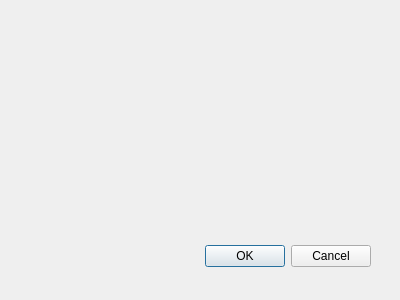
Qt form ui_projectsldplugin.ui (rduivenvoorde/projectsldplugin) before a commit.
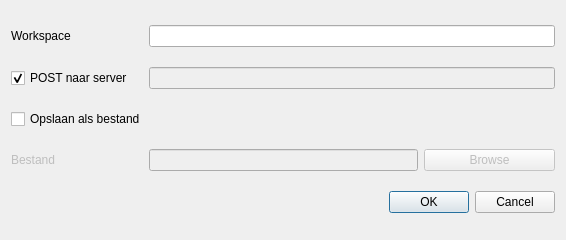
The same form after that commit.

Diff of the .ui file:
```diff
--- a/ui_projectsldplugin.ui
+++ b/ui_projectsldplugin.ui
@@ -1,33 +1,100 @@
 <ui version="4.0" >
  <class>ProjectSldPlugin</class>
- <widget class="QDialog" name="ProjectSldPlugin" >
-  <property name="geometry" >
+ <widget class="QDialog" name="ProjectSldPlugin">
+  <property name="geometry">
    <rect>
     <x>0</x>
     <y>0</y>
-    <width>400</width>
-    <height>300</height>
+    <width>566</width>
+    <height>240</height>
    </rect>
   </property>
   <property name="windowTitle" >
    <string>ProjectSldPlugin</string>
   </property>
-  <widget class="QDialogButtonBox" name="buttonBox" >
-   <property name="geometry" >
-    <rect>
-     <x>30</x>
-     <y>240</y>
-     <width>341</width>
-     <height>32</height>
-    </rect>
-   </property>
-   <property name="orientation" >
-    <enum>Qt::Horizontal</enum>
-   </property>
-   <property name="standardButtons" >
-    <set>QDialogButtonBox::Cancel|QDialogButtonBox::Ok</set>
-   </property>
-  </widget>
+  <layout class="QGridLayout" name="gridLayout">
+   <item row="7" column="3" colspan="2">
+    <widget class="QDialogButtonBox" name="buttonBox">
+     <property name="orientation">
+      <enum>Qt::Horizontal</enum>
+     </property>
+     <property name="standardButtons">
+      <set>QDialogButtonBox::Cancel|QDialogButtonBox::Ok</set>
+     </property>
+    </widget>
+   </item>
+   <item row="6" column="1">
+    <widget class="QLabel" name="lbl_filename">
+     <property name="enabled">
+      <bool>false</bool>
+     </property>
+     <property name="text">
+      <string>Bestand</string>
+     </property>
+    </widget>
+   </item>
+   <item row="5" column="1" colspan="2">
+    <widget class="QCheckBox" name="cbx_save_as_file">
+     <property name="text">
+      <string>Opslaan als bestand</string>
+     </property>
+     <property name="checked">
+      <bool>false</bool>
+     </property>
+    </widget>
+   </item>
+   <item row="6" column="4">
+    <widget class="QPushButton" name="btn_filename">
+     <property name="enabled">
+      <bool>false</bool>
+     </property>
+     <property name="text">
+      <string>Browse</string>
+     </property>
+    </widget>
+   </item>
+   <item row="6" column="2" colspan="2">
+    <widget class="QLineEdit" name="le_filename">
+     <property name="enabled">
+      <bool>false</bool>
+     </property>
+    </widget>
+   </item>
+   <item row="3" column="2" colspan="3">
+    <widget class="QLineEdit" name="le_post_url">
+     <property name="enabled">
+      <bool>false</bool>
+     </property>
+     <property name="readOnly">
+      <bool>true</bool>
+     </property>
+    </widget>
+   </item>
+   <item row="3" column="1">
+    <widget class="QCheckBox" name="cbx_post_to_server">
+     <property name="text">
+      <string>POST naar server</string>
+     </property>
+     <property name="checked">
+      <bool>true</bool>
+     </property>
+    </widget>
+   </item>
+   <item row="2" column="1">
+    <widget class="QLabel" name="label_2">
+     <property name="text">
+      <string>Workspace</string>
+     </property>
+    </widget>
+   </item>
+   <item row="2" column="2" colspan="3">
+    <widget class="QLineEdit" name="le_workspace">
+     <property name="text">
+      <string/>
+     </property>
+    </widget>
+   </item>
+  </layout>
  </widget>
  <resources/>
  <connections>
```
Left out of the diff: 15 changed lines with no effect on the pictures.
